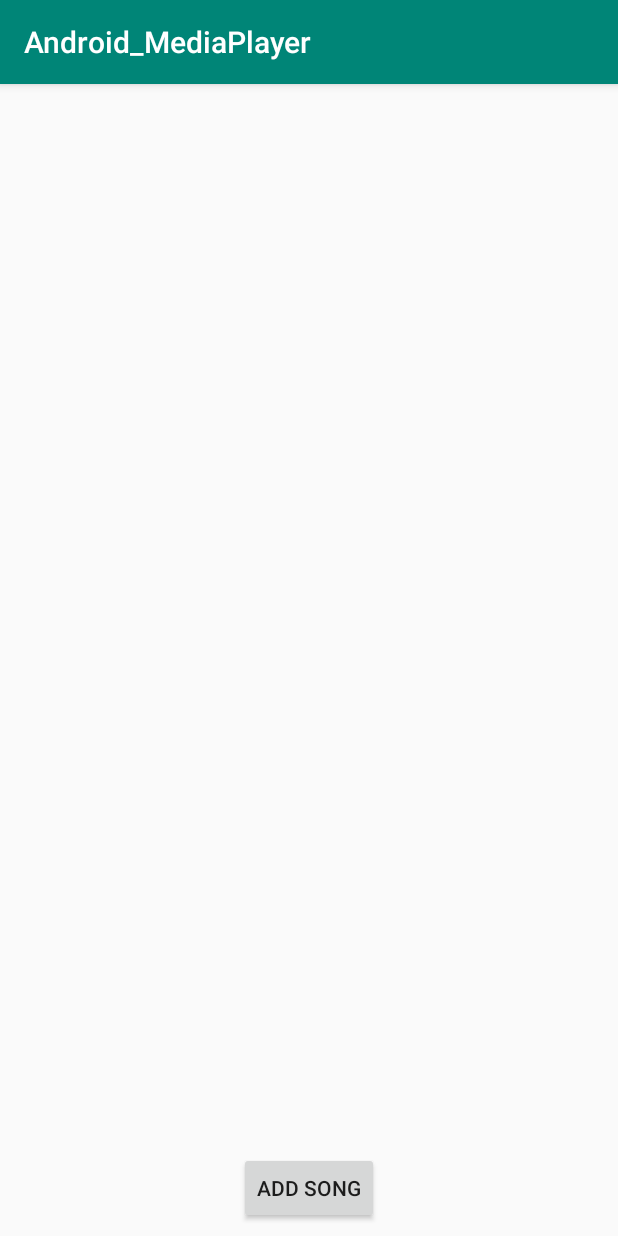
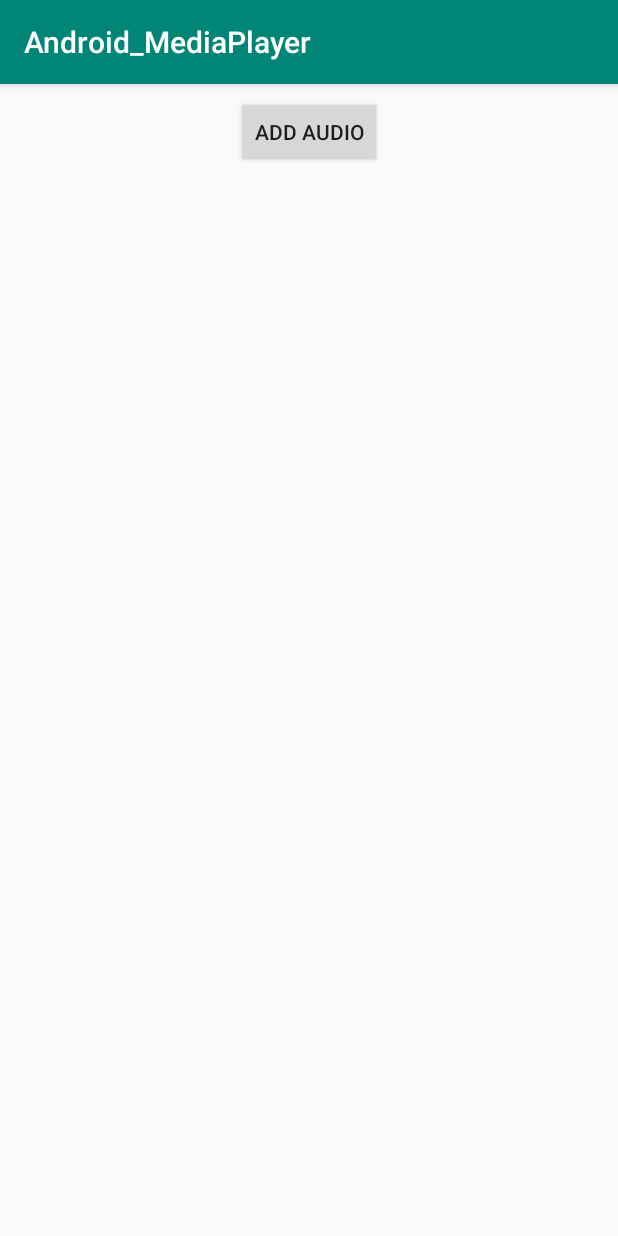
Before and after one commit to LambdaSchool/Android_MediaPlayer, an Android app: the screen it shows after launch (MainActivity), on a phone screen of 412 x 824 dp. Run offline under Robolectric (Android 15) with nearby library versions, the phone set to English and light mode, and no system bars.

Commit message:
Change layout of main activity

```diff
--- a/app/build.gradle
+++ b/app/build.gradle
@@ -25,4 +25,5 @@ dependencies {
     testImplementation 'junit:junit:4.12'
     androidTestImplementation 'com.android.support.test:runner:1.0.2'
     androidTestImplementation 'com.android.support.test.espresso:espresso-core:3.0.2'
+    implementation 'com.android.support:design:28.0.0'
 }
--- a/app/src/main/java/com/joshuahalvorson/android_mediaplayer/MainActivity.java
+++ b/app/src/main/java/com/joshuahalvorson/android_mediaplayer/MainActivity.java
@@ -8,24 +8,25 @@ import android.net.Uri;
 import android.os.Parcelable;
 import android.provider.OpenableColumns;
 import android.support.annotation.Nullable;
+import android.support.constraint.ConstraintLayout;
 import android.support.v7.app.AppCompatActivity;
 import android.os.Bundle;
 import android.view.View;
+import android.widget.LinearLayout;
 
 import java.io.IOException;
 import java.io.Serializable;
 
 public class MainActivity extends AppCompatActivity {
     private MediaPlayer mediaPlayer;
-    private CustomMediaControls customMediaControls;
+    private LinearLayout parent_view;
 
     @Override
     protected void onCreate(Bundle savedInstanceState) {
         super.onCreate(savedInstanceState);
         setContentView(R.layout.activity_main);
 
-        customMediaControls = findViewById(R.id.media_controls);
-
+        parent_view = findViewById(R.id.parent_view);
 
         findViewById(R.id.add_button).setOnClickListener(new View.OnClickListener() {
             @Override
@@ -64,10 +65,10 @@ public class MainActivity extends AppCompatActivity {
                         cursor.close();
                     }
                 }
-
-                customMediaControls.enableMediaControl(mediaPlayer, fileName);
             }
-
+            CustomMediaControls customMediaControls = new CustomMediaControls(getApplicationContext(), mediaPlayer, fileName);
+            parent_view.removeAllViews();
+            parent_view.addView(customMediaControls);
         }
     }
 
--- a/app/src/main/res/layout/activity_main.xml
+++ b/app/src/main/res/layout/activity_main.xml
@@ -7,23 +7,29 @@
     tools:context=".MainActivity">
 
 
+    <LinearLayout
+        android:id="@+id/parent_view"
+        android:layout_width="match_parent"
+        android:layout_height="wrap_content"
+        android:orientation="vertical"
+        app:layout_constraintEnd_toEndOf="parent"
+        app:layout_constraintHorizontal_bias="0.5"
+        app:layout_constraintStart_toStartOf="parent"
+        app:layout_constraintTop_toTopOf="parent">
+
+    </LinearLayout>
+
     <Button
         android:id="@+id/add_button"
         android:layout_width="wrap_content"
         android:layout_height="wrap_content"
-        android:text="Add song"
-        app:layout_constraintBottom_toTopOf="@+id/media_controls"
+        android:layout_marginTop="8dp"
+        android:clickable="true"
+        android:text="Add Audio"
         app:layout_constraintEnd_toEndOf="parent"
         app:layout_constraintHorizontal_bias="0.5"
-        app:layout_constraintStart_toStartOf="parent" />
-
-    <com.joshuahalvorson.android_mediaplayer.CustomMediaControls
-        android:id="@+id/media_controls"
-        android:layout_width="match_parent"
-        android:layout_height="wrap_content"
-        android:layout_marginBottom="8dp"
-        app:layout_constraintBottom_toBottomOf="parent">
-
-    </com.joshuahalvorson.android_mediaplayer.CustomMediaControls>
+        app:layout_constraintStart_toStartOf="parent"
+        app:layout_constraintTop_toBottomOf="@+id/parent_view"
+        tools:srcCompat="@tools:sample/avatars" />
 
 </android.support.constraint.ConstraintLayout>
```
Also changed, not shown: app/src/main/java/com/joshuahalvorson/android_mediaplayer/CustomMediaControls.java (+10 -7 lines).
